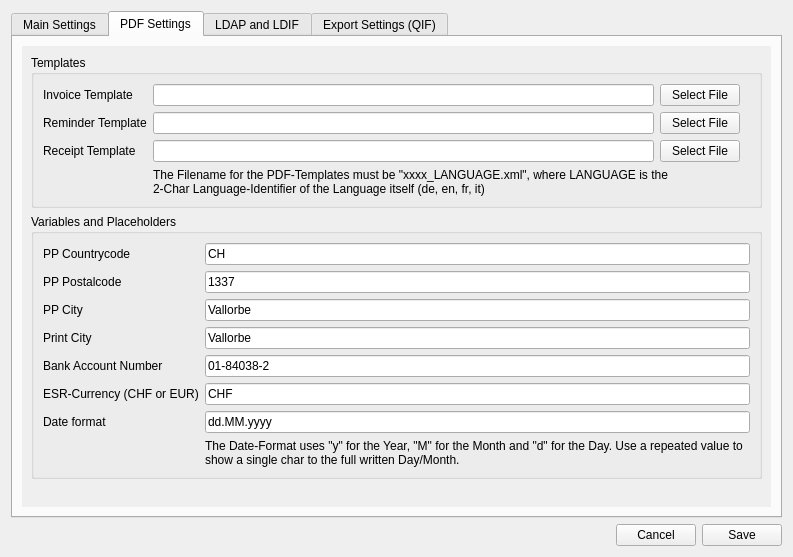
Qt form forms/settings.ui (LukyLuke/PiTres) before a commit.
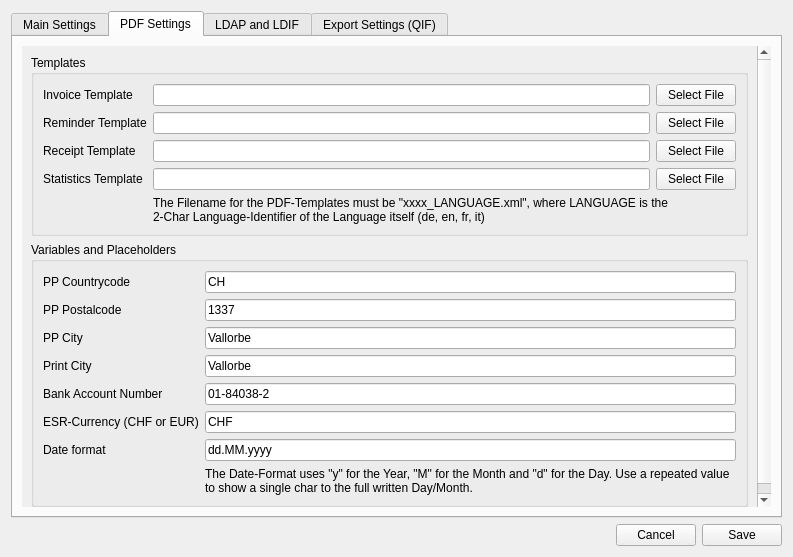
The same form after that commit. The open tabs and pages were chosen to show the change.

Commit message: Statistics Pdf added

```diff
--- a/forms/settings.ui
+++ b/forms/settings.ui
@@ -316,9 +316,6 @@
               </item>
               <item row="0" column="1">
                <layout class="QHBoxLayout" name="horizontalLayout_3">
-                <property name="rightMargin">
-                 <number>10</number>
-                </property>
                 <item>
                  <widget class="QLineEdit" name="pdfInvoice"/>
                 </item>
@@ -340,9 +337,6 @@
               </item>
               <item row="1" column="1">
                <layout class="QHBoxLayout" name="horizontalLayout_4">
-                <property name="rightMargin">
-                 <number>10</number>
-                </property>
                 <item>
                  <widget class="QLineEdit" name="pdfReminder"/>
                 </item>
@@ -364,9 +358,6 @@
               </item>
               <item row="2" column="1">
                <layout class="QHBoxLayout" name="horizontalLayout_5">
-                <property name="rightMargin">
-                 <number>10</number>
-                </property>
                 <item>
                  <widget class="QLineEdit" name="pdfReceipt"/>
                 </item>
@@ -379,7 +370,7 @@
                 </item>
                </layout>
               </item>
-              <item row="3" column="1">
+              <item row="4" column="1">
                <widget class="QLabel" name="labelTemplateHint">
                 <property name="minimumSize">
                  <size>
@@ -395,6 +386,27 @@
                 </property>
                </widget>
               </item>
+              <item row="3" column="0">
+               <widget class="QLabel" name="label_59">
+                <property name="text">
+                 <string>Statistics Template</string>
+                </property>
+               </widget>
+              </item>
+              <item row="3" column="1">
+               <layout class="QHBoxLayout" name="horizontalLayout_2">
+                <item>
+                 <widget class="QLineEdit" name="pdfStatistic"/>
+                </item>
+                <item>
+                 <widget class="QPushButton" name="statisticSelect">
+                  <property name="text">
+                   <string>Select File</string>
+                  </property>
+                 </widget>
+                </item>
+               </layout>
+              </item>
              </layout>
             </widget>
            </item>
```
Left out of the diff: 8 changed lines with no effect on the pictures. The commit also changes 3 other files.
